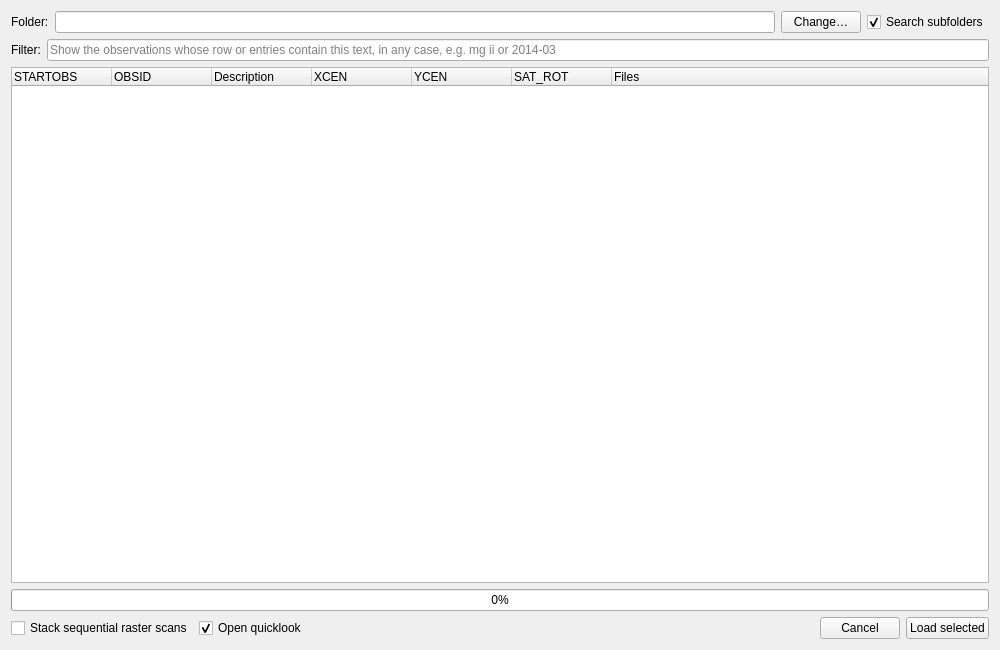
glue-viz/glue-solar, file glue_solar/sources/loaders/iris_loader.ui: the form before one commit.
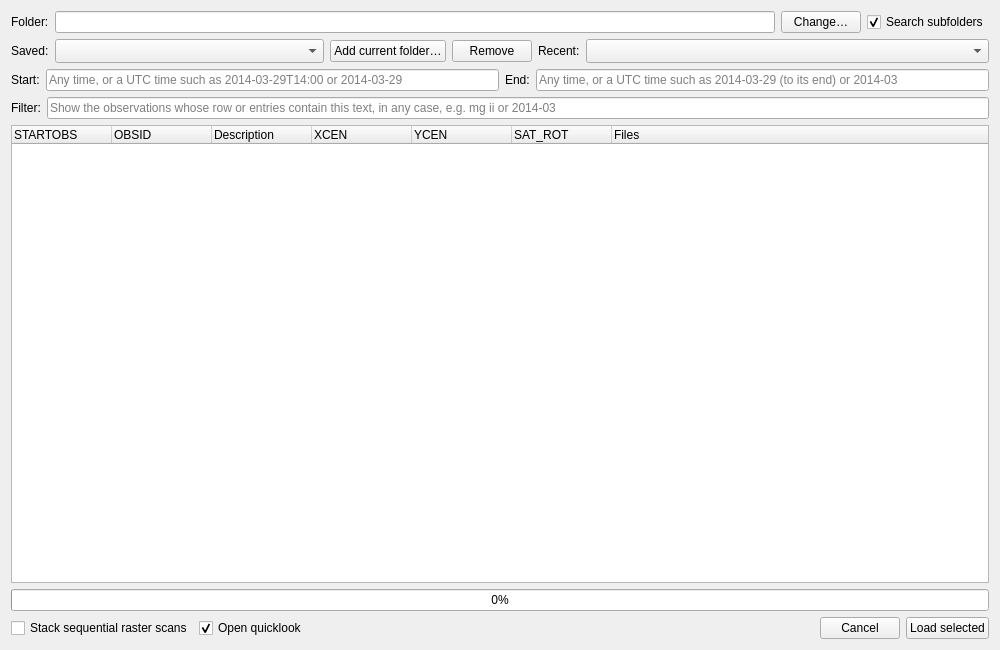
The form after the commit.

Commit message: Add Start and End times, saved folders and recent searches to the observation browser

Patch:
```diff
--- a/glue_solar/sources/loaders/iris_loader.ui
+++ b/glue_solar/sources/loaders/iris_loader.ui
@@ -52,6 +52,111 @@
      </item>
     </layout>
    </item>
+   <item>
+    <layout class="QHBoxLayout" name="searchesLayout" stretch="0,2,0,0,0,3">
+     <item>
+      <widget class="QLabel" name="placesLabel">
+       <property name="text">
+        <string>Saved:</string>
+       </property>
+      </widget>
+     </item>
+     <item>
+      <widget class="QComboBox" name="places">
+       <property name="toolTip">
+        <string>Search a saved folder</string>
+       </property>
+       <property name="sizeAdjustPolicy">
+        <enum>QComboBox::AdjustToMinimumContentsLengthWithIcon</enum>
+       </property>
+       <property name="minimumContentsLength">
+        <number>10</number>
+       </property>
+      </widget>
+     </item>
+     <item>
+      <widget class="QPushButton" name="add_place">
+       <property name="text">
+        <string>Add current folder…</string>
+       </property>
+       <property name="autoDefault">
+        <bool>false</bool>
+       </property>
+      </widget>
+     </item>
+     <item>
+      <widget class="QPushButton" name="remove_place">
+       <property name="toolTip">
+        <string>Remove the saved folder shown</string>
+       </property>
+       <property name="text">
+        <string>Remove</string>
+       </property>
+       <property name="autoDefault">
+        <bool>false</bool>
+       </property>
+      </widget>
+     </item>
+     <item>
+      <widget class="QLabel" name="recentLabel">
+       <property name="text">
+        <string>Recent:</string>
+       </property>
+      </widget>
+     </item>
+     <item>
+      <widget class="QComboBox" name="recent">
+       <property name="toolTip">
+        <string>Search a folder from its Start to its End again</string>
+       </property>
+       <property name="sizeAdjustPolicy">
+        <enum>QComboBox::AdjustToMinimumContentsLengthWithIcon</enum>
+       </property>
+       <property name="minimumContentsLength">
+        <number>10</number>
+       </property>
+      </widget>
+     </item>
+    </layout>
+   </item>
+   <item>
+    <layout class="QHBoxLayout" name="windowLayout">
+     <item>
+      <widget class="QLabel" name="startLabel">
+       <property name="text">
+        <string>Start:</string>
+       </property>
+      </widget>
+     </item>
+     <item>
+      <widget class="QLineEdit" name="start">
+       <property name="toolTip">
+        <string>List only the observations that run at some time from Start to End, in UTC. Press Return to search.</string>
+       </property>
+       <property name="placeholderText">
+        <string>Any time, or a UTC time such as 2014-03-29T14:00 or 2014-03-29</string>
+       </property>
+      </widget>
+     </item>
+     <item>
+      <widget class="QLabel" name="endLabel">
+       <property name="text">
+        <string>End:</string>
+       </property>
+      </widget>
+     </item>
+     <item>
+      <widget class="QLineEdit" name="end">
+       <property name="toolTip">
+        <string>List only the observations that run at some time from Start to End, in UTC. An End with no seconds, such as 2014-03-29, runs to the end of that minute, hour, day, month or year. Press Return to search.</string>
+       </property>
+       <property name="placeholderText">
+        <string>Any time, or a UTC time such as 2014-03-29 (to its end) or 2014-03</string>
+       </property>
+      </widget>
+     </item>
+    </layout>
+   </item>
    <item>
     <layout class="QHBoxLayout" name="filterLayout">
      <item>
```
The commit also changes 3 other files.
